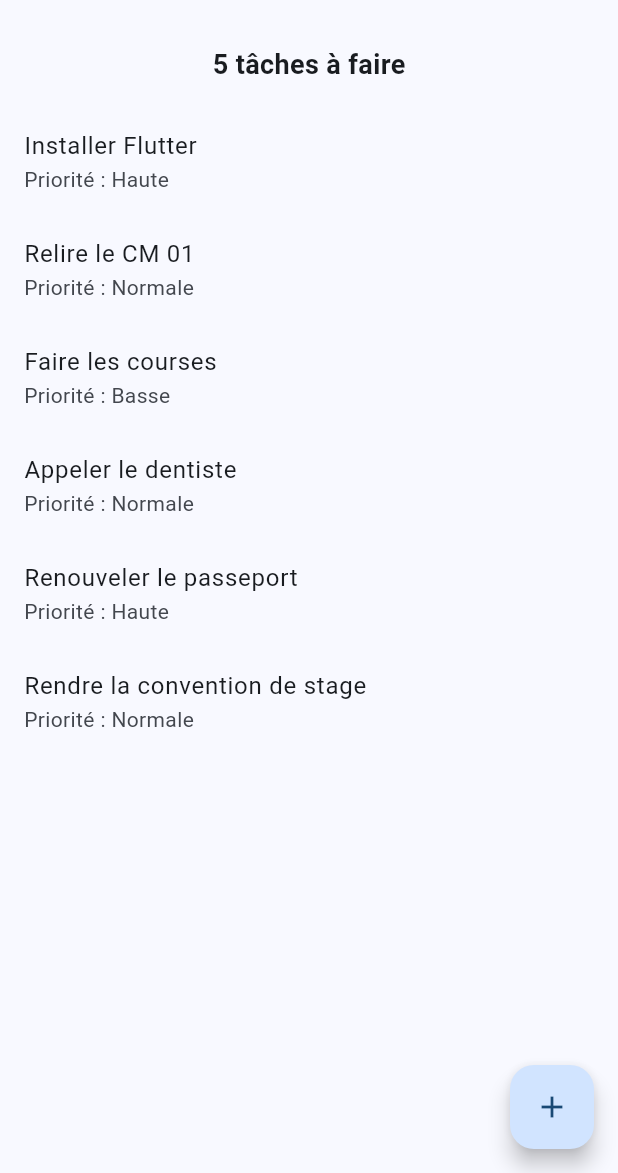
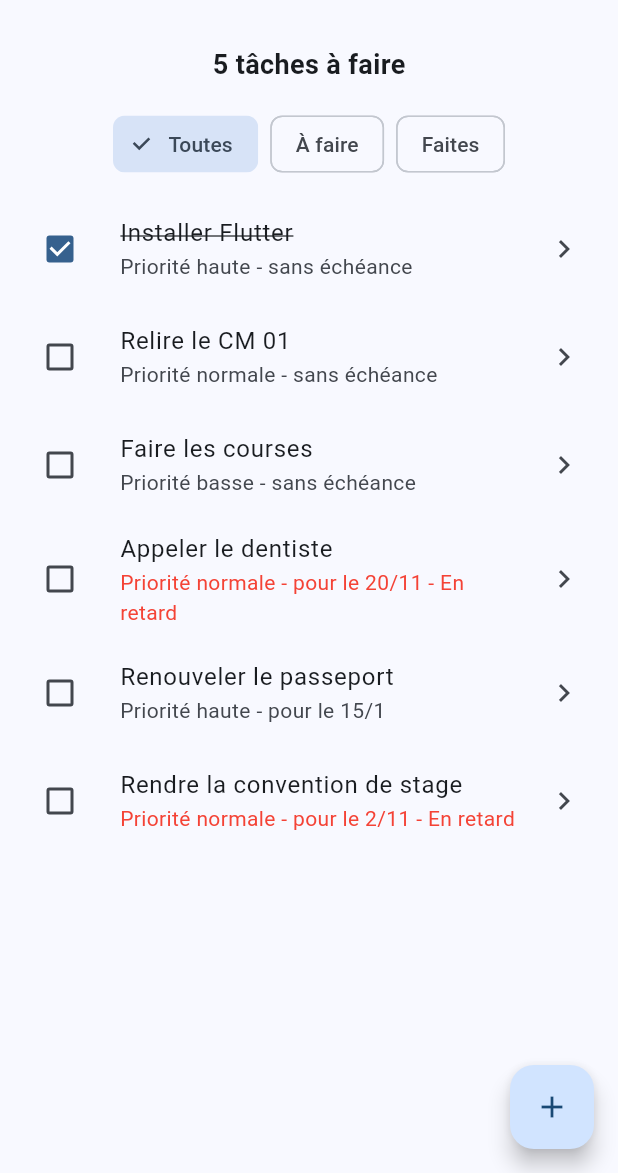
Before and after one commit to SalmaFennan/mes_taches, a Flutter app: the screen it shows after launch, on a phone screen of 412 x 824 dp, the part 63-1236 px from its top. Run offline on Flutter 3.47's test engine with Material 3 defaults, Android fonts, the phone set to English and light mode, and no system bars; our stand-ins replace material_ui.

Commit message:
Second commit - application Mes tâches

```diff
--- a/lib/main.dart
+++ b/lib/main.dart
@@ -4,12 +4,13 @@ import 'package:material_ui/material_ui.dart';
 
 import 'modele/taches.dart';
 import 'donnees/exemples.dart';
+import 'widgets/ligne_tache.dart';
+import 'pages/detail_tache.dart';
 
 void main() {
   runApp(const MonApplication());
 }
 
-// Classe principale de l'application.
 class MonApplication extends StatelessWidget {
   const MonApplication({super.key});
 
@@ -27,7 +28,6 @@ class MonApplication extends StatelessWidget {
   }
 }
 
-// Écran qui affiche la liste des tâches.
 class ListeTachesPage extends StatefulWidget {
   const ListeTachesPage({super.key});
 
@@ -38,15 +38,22 @@ class ListeTachesPage extends StatefulWidget {
 }
 
 class _ListeTachesPageState extends State<ListeTachesPage> {
+  // Liste de toutes les tâches.
   List<Tache> taches = [];
 
+  // Filtre sélectionné.
+  String filtreSelectionne = 'Toutes';
+
+  // Numéro pour créer des identifiants uniques.
   int prochainNumero = 7;
+
   @override
   void initState() {
     super.initState();
     chargerTaches();
   }
 
+  // Charger les tâches depuis le JSON.
   void chargerTaches() {
     final List<dynamic> donneesJson =
         jsonDecode(tachesExempleJson) as List<dynamic>;
@@ -66,7 +73,7 @@ class _ListeTachesPageState extends State<ListeTachesPage> {
     taches = listeTaches;
   }
 
-  // Ajouter une nouvelle tâche temporaire.
+  // Ajouter une nouvelle tâche.
   void ajouterTache() {
     final Tache nouvelleTache = Tache(
       id: 't$prochainNumero',
@@ -80,32 +87,131 @@ class _ListeTachesPageState extends State<ListeTachesPage> {
     });
   }
 
-  // Transformer la priorité en texte.
-  String afficherPriorite(Priorite priorite) {
-    if (priorite == Priorite.basse) {
-      return 'Basse';
+  // Modifier l'état d'une tâche depuis la liste.
+  void changerEtatTache(Tache tache, bool? nouvelleValeur) {
+    if (nouvelleValeur == null) {
+      return;
     }
 
-    if (priorite == Priorite.normale) {
-      return 'Normale';
+    int indexTache = -1;
+
+    for (int i = 0; i < taches.length; i++) {
+      if (taches[i].id == tache.id) {
+        indexTache = i;
+        break;
+      }
     }
 
-    return 'Haute';
+    if (indexTache == -1) {
+      return;
+    }
+
+    final Tache ancienneTache = taches[indexTache];
+
+    final Tache nouvelleTache = Tache(
+      id: ancienneTache.id,
+      titre: ancienneTache.titre,
+      priorite: ancienneTache.priorite,
+      echeance: ancienneTache.echeance,
+      note: ancienneTache.note,
+      faite: nouvelleValeur,
+    );
+
+    setState(() {
+      taches[indexTache] = nouvelleTache;
+    });
   }
 
-  // Construire l'interface de l'écran.
+  // Récupérer les tâches correspondant au filtre.
+  List<Tache> obtenirTachesAffichees() {
+    final List<Tache> resultat = [];
+
+    for (final Tache tache in taches) {
+      if (filtreSelectionne == 'Toutes') {
+        resultat.add(tache);
+      } else if (filtreSelectionne == 'À faire' && !tache.faite) {
+        resultat.add(tache);
+      } else if (filtreSelectionne == 'Faites' && tache.faite) {
+        resultat.add(tache);
+      }
+    }
+
+    return resultat;
+  }
+
+  // Construire un bouton de filtre.
+  Widget construireFiltre(String nomFiltre) {
+    return ChoiceChip(
+      label: Text(nomFiltre),
+      selected: filtreSelectionne == nomFiltre,
+      onSelected: (bool selectionne) {
+        if (selectionne) {
+          setState(() {
+            filtreSelectionne = nomFiltre;
+          });
+        }
+      },
+    );
+  }
+
+  // Ouvrir le détail et récupérer la tâche modifiée.
+  Future<void> ouvrirDetail(Tache tache) async {
+    final Tache? resultat = await Navigator.push<Tache>(
+      context,
+      MaterialPageRoute(
+        builder: (context) =>
+            DetailTachePage(tache: tache, aujourdhui: DateTime.now()),
+      ),
+    );
+
+    // Vérifier que la page existe toujours.
+    if (!mounted) {
+      return;
+    }
+
+    // Si aucune modification n'a été retournée, ne rien faire.
+    if (resultat == null) {
+      return;
+    }
+
+    // Chercher la tâche dans la liste complète.
+    int indexTache = -1;
+
+    for (int i = 0; i < taches.length; i++) {
+      if (taches[i].id == resultat.id) {
+        indexTache = i;
+        break;
+      }
+    }
+
+    if (indexTache == -1) {
+      return;
+    }
+
+    // Remplacer l'ancienne tâche par la nouvelle.
+    setState(() {
+      taches[indexTache] = resultat;
+    });
+  }
+
   @override
   Widget build(BuildContext context) {
+    // Calculer le bilan global.
     final resultatBilan = bilan(taches);
 
     final int nombreAFaire = resultatBilan.total - resultatBilan.faites;
+
+    // Récupérer les tâches filtrées.
+    final List<Tache> tachesAffichees = obtenirTachesAffichees();
+
+    final DateTime aujourdhui = DateTime.now();
 
     return Scaffold(
       appBar: AppBar(title: const Text('Mes tâches'), centerTitle: true),
 
       body: Column(
         children: [
-          // Afficher le nombre de tâches restantes.
+          // Compteur global.
           Padding(
             padding: const EdgeInsets.all(16),
             child: Text(
@@ -114,26 +220,43 @@ class _ListeTachesPageState extends State<ListeTachesPage> {
             ),
           ),
 
-          // Afficher la liste des tâches.
+          // Filtres.
+          Wrap(
+            spacing: 8,
+            children: [
+              construireFiltre('Toutes'),
+              construireFiltre('À faire'),
+              construireFiltre('Faites'),
+            ],
+          ),
+
+          const SizedBox(height: 10),
+
+          // Liste des tâches.
           Expanded(
-            child: ListView.builder(
-              itemCount: taches.length,
-              itemBuilder: (context, index) {
-                final Tache tache = taches[index];
+            child: tachesAffichees.isEmpty
+                ? const Center(child: Text('Aucune tâche à afficher'))
+                : ListView.builder(
+                    itemCount: tachesAffichees.length,
+                    itemBuilder: (context, index) {
+                      final Tache tache = tachesAffichees[index];
 
-                return ListTile(
-                  title: Text(tache.titre),
-                  subtitle: Text(
-                    'Priorité : ${afficherPriorite(tache.priorite)}',
+                      return LigneTache(
+                        tache: tache,
+                        aujourdhui: aujourdhui,
+                        onChangerEtat: (bool? valeur) {
+                          changerEtatTache(tache, valeur);
+                        },
+                        onOuvrir: () {
+                          ouvrirDetail(tache);
+                        },
+                      );
+                    },
                   ),
-                );
-              },
-            ),
           ),
         ],
       ),
 
-      // Bouton pour ajouter une tâche.
       floatingActionButton: FloatingActionButton(
         onPressed: ajouterTache,
         child: const Icon(Icons.add),
--- /dev/null
+++ b/lib/widgets/ligne_tache.dart
@@ -0,0 +1,66 @@
+import 'package:material_ui/material_ui.dart';
+
+import '../modele/taches.dart';
+
+class LigneTache extends StatelessWidget {
+  final Tache tache;
+  final DateTime aujourdhui;
+  final ValueChanged<bool?> onChangerEtat;
+  final VoidCallback onOuvrir;
+
+  const LigneTache({
+    super.key,
+    required this.tache,
+    required this.aujourdhui,
+    required this.onChangerEtat,
+    required this.onOuvrir,
+  });
+
+  @override
+  Widget build(BuildContext context) {
+    final bool enRetard = estEnRetard(tache, aujourdhui: aujourdhui);
+
+    return ListTile(
+      // Case à cocher.
+      leading: Checkbox(value: tache.faite, onChanged: onChangerEtat),
+
+      // Titre de la tâche.
+      title: Text(
+        tache.titre,
+        maxLines: 1,
+        overflow: TextOverflow.ellipsis,
+        style: TextStyle(
+          decoration: tache.faite
+              ? TextDecoration.lineThrough
+              : TextDecoration.none,
+        ),
+      ),
+
+      // Priorité et échéance.
+      subtitle: Text(
+        '${libellePriorite(tache.priorite)} - '
+        '${libelleEcheance(tache.echeance)}'
+        '${enRetard ? ' - En retard' : ''}',
+        style: TextStyle(color: enRetard ? Colors.red : null),
+      ),
+
+      // Ouvrir le détail quand on clique sur la ligne.
+      onTap: onOuvrir,
+
+      trailing: const Icon(Icons.chevron_right),
+    );
+  }
+}
+
+// Transformer la priorité en texte.
+String libellePriorite(Priorite priorite) {
+  if (priorite == Priorite.basse) {
+    return 'Priorité basse';
+  }
+
+  if (priorite == Priorite.normale) {
+    return 'Priorité normale';
+  }
+
+  return 'Priorité haute';
+}
```
Also changed, not shown: lib/pages/detail_tache.dart (added, +130 -0 lines).
